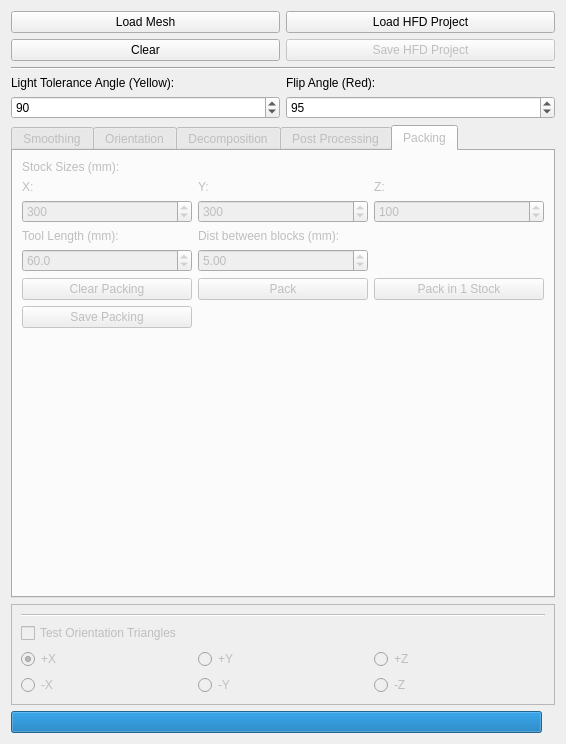
Above: gui/hf_gui.ui from cg3hci/SplitAndMill before the change. Below: the same form after it.
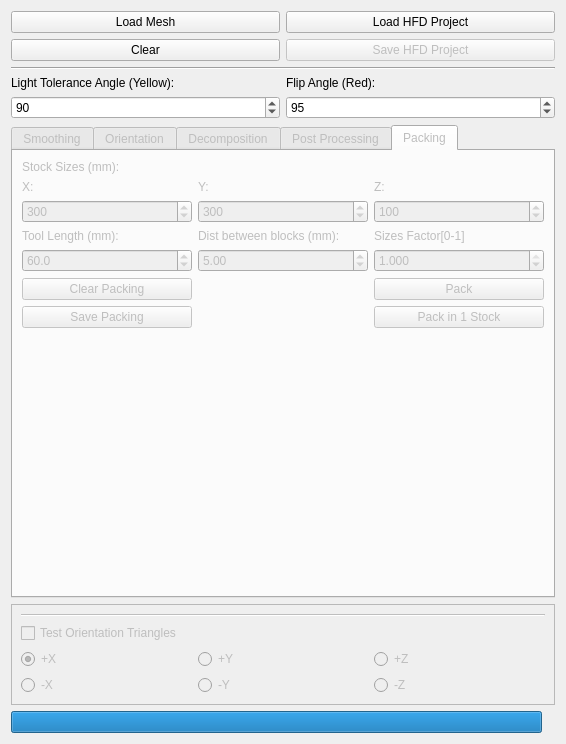
That is the form after the change. The open tabs and pages were chosen to show the change.

Commit message: packing in one stock working, added colors in decomposition

```diff
--- a/gui/hf_gui.ui
+++ b/gui/hf_gui.ui
@@ -886,13 +886,6 @@
        <string>Packing</string>
       </attribute>
       <layout class="QGridLayout" name="gridLayout_3">
-       <item row="5" column="1">
-        <widget class="QPushButton" name="packPushButton">
-         <property name="text">
-          <string>Pack</string>
-         </property>
-        </widget>
-       </item>
        <item row="2" column="0">
         <widget class="QSpinBox" name="xStockSpinBox">
          <property name="maximum">
@@ -967,13 +960,6 @@
          </property>
         </widget>
        </item>
-       <item row="5" column="2">
-        <widget class="QPushButton" name="packOneStockButton">
-         <property name="text">
-          <string>Pack in 1 Stock</string>
-         </property>
-        </widget>
-       </item>
        <item row="4" column="0">
         <widget class="QDoubleSpinBox" name="toolLengthSpinBox">
          <property name="locale">
@@ -1046,6 +1032,46 @@
          </property>
         </widget>
        </item>
+       <item row="4" column="2">
+        <widget class="QDoubleSpinBox" name="sizesFactorSpinBox">
+         <property name="locale">
+          <locale language="English" country="UnitedStates"/>
+         </property>
+         <property name="decimals">
+          <number>3</number>
+         </property>
+         <property name="maximum">
+          <double>1.000000000000000</double>
+         </property>
+         <property name="singleStep">
+          <double>0.100000000000000</double>
+         </property>
+         <property name="value">
+          <double>1.000000000000000</double>
+         </property>
+        </widget>
+       </item>
+       <item row="3" column="2">
+        <widget class="QLabel" name="label_20">
+         <property name="text">
+          <string>Sizes Factor[0-1]</string>
+         </property>
+        </widget>
+       </item>
+       <item row="6" column="2">
+        <widget class="QPushButton" name="packOneStockButton">
+         <property name="text">
+          <string>Pack in 1 Stock</string>
+         </property>
+        </widget>
+       </item>
+       <item row="5" column="2">
+        <widget class="QPushButton" name="packPushButton">
+         <property name="text">
+          <string>Pack</string>
+         </property>
+        </widget>
+       </item>
       </layout>
      </widget>
     </widget>
```
Left out of the diff: 2 changed lines with no effect on the pictures. The commit also changes 7 other files.
